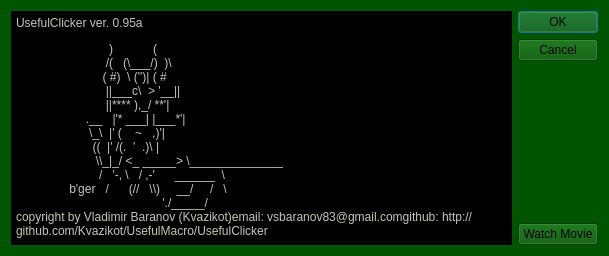
Qt form UsefulClicker/ui/aboutbox.ui (Kvazikot/UsefulMacro) before a commit.
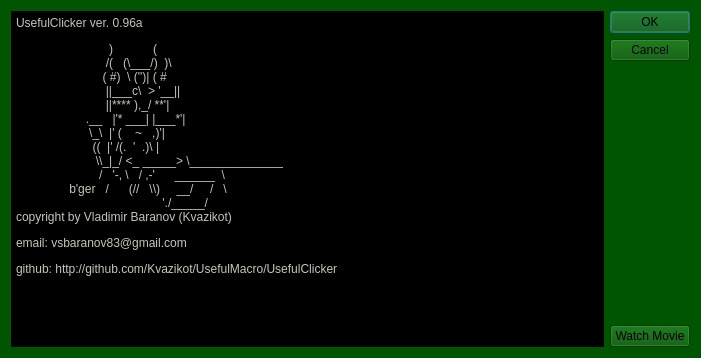
The same form after that commit.

Diff of the .ui file:
```diff
--- a/UsefulClicker/ui/aboutbox.ui
+++ b/UsefulClicker/ui/aboutbox.ui
@@ -6,8 +6,8 @@
    <rect>
     <x>0</x>
     <y>0</y>
-    <width>609</width>
-    <height>256</height>
+    <width>701</width>
+    <height>358</height>
    </rect>
   </property>
   <property name="windowTitle">
@@ -33,21 +33,25 @@
       <string>&lt;!DOCTYPE HTML PUBLIC &quot;-//W3C//DTD HTML 4.0//EN&quot; &quot;http://www.w3.org/TR/REC-html40/strict.dtd&quot;&gt;
 &lt;html&gt;&lt;head&gt;&lt;meta name=&quot;qrichtext&quot; content=&quot;1&quot; /&gt;&lt;meta charset=&quot;utf-8&quot; /&gt;&lt;style type=&quot;text/css&quot;&gt;
 p, li { white-space: pre-wrap; }
-&lt;/style&gt;&lt;/head&gt;&lt;body style=&quot; font-family:'Segoe UI'; font-size:9pt; font-weight:400; font-style:normal;&quot;&gt;
-&lt;p style=&quot; margin-top:0px; margin-bottom:0px; margin-left:0px; margin-right:0px; -qt-block-indent:0; text-indent:0px;&quot;&gt;&lt;span style=&quot; font-family:'Courier New';&quot;&gt;UsefulClicker ver. 0.95a&lt;/span&gt;&lt;/p&gt;
-&lt;p style=&quot; margin-top:12px; margin-bottom:0px; margin-left:0px; margin-right:0px; -qt-block-indent:0; text-indent:0px;&quot;&gt;&lt;span style=&quot; font-family:'Courier New';&quot;&gt;                            )            (&lt;/span&gt;&lt;/p&gt;
-&lt;p style=&quot; margin-top:0px; margin-bottom:0px; margin-left:0px; margin-right:0px; -qt-block-indent:0; text-indent:0px;&quot;&gt;&lt;span style=&quot; font-family:'Courier New';&quot;&gt;                           /(   (\___/)  )\&lt;/span&gt;&lt;/p&gt;
-&lt;p style=&quot; margin-top:0px; margin-bottom:0px; margin-left:0px; margin-right:0px; -qt-block-indent:0; text-indent:0px;&quot;&gt;&lt;span style=&quot; font-family:'Courier New';&quot;&gt;                          ( #)  \ ('')| ( #&lt;/span&gt;&lt;/p&gt;
-&lt;p style=&quot; margin-top:0px; margin-bottom:0px; margin-left:0px; margin-right:0px; -qt-block-indent:0; text-indent:0px;&quot;&gt;&lt;span style=&quot; font-family:'Courier New';&quot;&gt;                           ||___c\  &amp;gt; '__||&lt;/span&gt;&lt;/p&gt;
-&lt;p style=&quot; margin-top:0px; margin-bottom:0px; margin-left:0px; margin-right:0px; -qt-block-indent:0; text-indent:0px;&quot;&gt;&lt;span style=&quot; font-family:'Courier New';&quot;&gt;                           ||**** ),_/ **'|&lt;/span&gt;&lt;/p&gt;
-&lt;p style=&quot; margin-top:0px; margin-bottom:0px; margin-left:0px; margin-right:0px; -qt-block-indent:0; text-indent:0px;&quot;&gt;&lt;span style=&quot; font-family:'Courier New';&quot;&gt;                     .__   |'* ___| |___*'|&lt;/span&gt;&lt;/p&gt;
-&lt;p style=&quot; margin-top:0px; margin-bottom:0px; margin-left:0px; margin-right:0px; -qt-block-indent:0; text-indent:0px;&quot;&gt;&lt;span style=&quot; font-family:'Courier New';&quot;&gt;                      \_\  |' (    ~   ,)'|&lt;/span&gt;&lt;/p&gt;
-&lt;p style=&quot; margin-top:0px; margin-bottom:0px; margin-left:0px; margin-right:0px; -qt-block-indent:0; text-indent:0px;&quot;&gt;&lt;span style=&quot; font-family:'Courier New';&quot;&gt;                       ((  |' /(.  '  .)\ |&lt;/span&gt;&lt;/p&gt;
-&lt;p style=&quot; margin-top:0px; margin-bottom:0px; margin-left:0px; margin-right:0px; -qt-block-indent:0; text-indent:0px;&quot;&gt;&lt;span style=&quot; font-family:'Courier New';&quot;&gt;                        \\_|_/ &amp;lt;_ _____&amp;gt; \______________&lt;/span&gt;&lt;/p&gt;
-&lt;p style=&quot; margin-top:0px; margin-bottom:0px; margin-left:0px; margin-right:0px; -qt-block-indent:0; text-indent:0px;&quot;&gt;&lt;span style=&quot; font-family:'Courier New';&quot;&gt;                         /   '-, \   / ,-'      ______  \&lt;/span&gt;&lt;/p&gt;
-&lt;p style=&quot; margin-top:0px; margin-bottom:0px; margin-left:0px; margin-right:0px; -qt-block-indent:0; text-indent:0px;&quot;&gt;&lt;span style=&quot; font-family:'Courier New';&quot;&gt;                b'ger   /      (//   \\)     __/     /   \&lt;/span&gt;&lt;/p&gt;
-&lt;p style=&quot; margin-top:0px; margin-bottom:0px; margin-left:0px; margin-right:0px; -qt-block-indent:0; text-indent:0px;&quot;&gt;&lt;span style=&quot; font-family:'Courier New';&quot;&gt;                                            './_____/&lt;/span&gt;&lt;/p&gt;
-&lt;p style=&quot; margin-top:0px; margin-bottom:12px; margin-left:0px; margin-right:0px; -qt-block-indent:0; text-indent:0px;&quot;&gt;&lt;span style=&quot; font-family:'Courier New';&quot;&gt;copyright by Vladimir Baranov (Kvazikot)email: vsbaranov83@gmail.comgithub: http://github.com/Kvazikot/UsefulMacro/UsefulClicker&lt;/span&gt;&lt;/p&gt;&lt;/body&gt;&lt;/html&gt;</string>
+&lt;/style&gt;&lt;/head&gt;&lt;body style=&quot; font-family:'Segoe UI'; font-size:7.2pt; font-weight:400; font-style:normal;&quot;&gt;
+&lt;p style=&quot; margin-top:0px; margin-bottom:0px; margin-left:0px; margin-right:0px; -qt-block-indent:0; text-indent:0px;&quot;&gt;&lt;span style=&quot; font-family:'Courier New'; font-size:9pt;&quot;&gt;UsefulClicker ver. 0.96a&lt;/span&gt;&lt;/p&gt;
+&lt;p style=&quot; margin-top:12px; margin-bottom:0px; margin-left:0px; margin-right:0px; -qt-block-indent:0; text-indent:0px;&quot;&gt;&lt;span style=&quot; font-family:'Courier New'; font-size:9pt;&quot;&gt;                            )            (&lt;/span&gt;&lt;/p&gt;
+&lt;p style=&quot; margin-top:0px; margin-bottom:0px; margin-left:0px; margin-right:0px; -qt-block-indent:0; text-indent:0px;&quot;&gt;&lt;span style=&quot; font-family:'Courier New'; font-size:9pt;&quot;&gt;                           /(   (\___/)  )\&lt;/span&gt;&lt;/p&gt;
+&lt;p style=&quot; margin-top:0px; margin-bottom:0px; margin-left:0px; margin-right:0px; -qt-block-indent:0; text-indent:0px;&quot;&gt;&lt;span style=&quot; font-family:'Courier New'; font-size:9pt;&quot;&gt;                          ( #)  \ ('')| ( #&lt;/span&gt;&lt;/p&gt;
+&lt;p style=&quot; margin-top:0px; margin-bottom:0px; margin-left:0px; margin-right:0px; -qt-block-indent:0; text-indent:0px;&quot;&gt;&lt;span style=&quot; font-family:'Courier New'; font-size:9pt;&quot;&gt;                           ||___c\  &amp;gt; '__||&lt;/span&gt;&lt;/p&gt;
+&lt;p style=&quot; margin-top:0px; margin-bottom:0px; margin-left:0px; margin-right:0px; -qt-block-indent:0; text-indent:0px;&quot;&gt;&lt;span style=&quot; font-family:'Courier New'; font-size:9pt;&quot;&gt;                           ||**** ),_/ **'|&lt;/span&gt;&lt;/p&gt;
+&lt;p style=&quot; margin-top:0px; margin-bottom:0px; margin-left:0px; margin-right:0px; -qt-block-indent:0; text-indent:0px;&quot;&gt;&lt;span style=&quot; font-family:'Courier New'; font-size:9pt;&quot;&gt;                     .__   |'* ___| |___*'|&lt;/span&gt;&lt;/p&gt;
+&lt;p style=&quot; margin-top:0px; margin-bottom:0px; margin-left:0px; margin-right:0px; -qt-block-indent:0; text-indent:0px;&quot;&gt;&lt;span style=&quot; font-family:'Courier New'; font-size:9pt;&quot;&gt;                      \_\  |' (    ~   ,)'|&lt;/span&gt;&lt;/p&gt;
+&lt;p style=&quot; margin-top:0px; margin-bottom:0px; margin-left:0px; margin-right:0px; -qt-block-indent:0; text-indent:0px;&quot;&gt;&lt;span style=&quot; font-family:'Courier New'; font-size:9pt;&quot;&gt;                       ((  |' /(.  '  .)\ |&lt;/span&gt;&lt;/p&gt;
+&lt;p style=&quot; margin-top:0px; margin-bottom:0px; margin-left:0px; margin-right:0px; -qt-block-indent:0; text-indent:0px;&quot;&gt;&lt;span style=&quot; font-family:'Courier New'; font-size:9pt;&quot;&gt;                        \\_|_/ &amp;lt;_ _____&amp;gt; \______________&lt;/span&gt;&lt;/p&gt;
+&lt;p style=&quot; margin-top:0px; margin-bottom:0px; margin-left:0px; margin-right:0px; -qt-block-indent:0; text-indent:0px;&quot;&gt;&lt;span style=&quot; font-family:'Courier New'; font-size:9pt;&quot;&gt;                         /   '-, \   / ,-'      ______  \&lt;/span&gt;&lt;/p&gt;
+&lt;p style=&quot; margin-top:0px; margin-bottom:0px; margin-left:0px; margin-right:0px; -qt-block-indent:0; text-indent:0px;&quot;&gt;&lt;span style=&quot; font-family:'Courier New'; font-size:9pt;&quot;&gt;                b'ger   /      (//   \\)     __/     /   \&lt;/span&gt;&lt;/p&gt;
+&lt;p style=&quot; margin-top:0px; margin-bottom:0px; margin-left:0px; margin-right:0px; -qt-block-indent:0; text-indent:0px;&quot;&gt;&lt;span style=&quot; font-family:'Courier New'; font-size:9pt;&quot;&gt;                                            './_____/&lt;/span&gt;&lt;/p&gt;
+&lt;p style=&quot; margin-top:0px; margin-bottom:12px; margin-left:0px; margin-right:0px; -qt-block-indent:0; text-indent:0px;&quot;&gt;&lt;span style=&quot; font-family:'Courier New'; font-size:9pt;&quot;&gt;copyright by Vladimir Baranov (Kvazikot)&lt;/span&gt;&lt;/p&gt;
+&lt;p style=&quot; margin-top:0px; margin-bottom:12px; margin-left:0px; margin-right:0px; -qt-block-indent:0; text-indent:0px;&quot;&gt;&lt;span style=&quot; font-family:'Courier New'; font-size:9pt;&quot;&gt;email: vsbaranov83@gmail.com&lt;/span&gt;&lt;/p&gt;
+&lt;p style=&quot; margin-top:0px; margin-bottom:12px; margin-left:0px; margin-right:0px; -qt-block-indent:0; text-indent:0px;&quot;&gt;&lt;span style=&quot; font-family:'Courier New'; font-size:9pt;&quot;&gt;github: http://github.com/Kvazikot/UsefulMacro/UsefulClicker&lt;/span&gt;&lt;/p&gt;
+&lt;p style=&quot;-qt-paragraph-type:empty; margin-top:0px; margin-bottom:12px; margin-left:0px; margin-right:0px; -qt-block-indent:0; text-indent:0px; font-family:'Courier New'; font-size:9pt;&quot;&gt;&lt;br /&gt;&lt;/p&gt;
+&lt;p style=&quot;-qt-paragraph-type:empty; margin-top:0px; margin-bottom:12px; margin-left:0px; margin-right:0px; -qt-block-indent:0; text-indent:0px; font-family:'Courier New'; font-size:9pt;&quot;&gt;&lt;br /&gt;&lt;/p&gt;&lt;/body&gt;&lt;/html&gt;</string>
      </property>
     </widget>
    </item>
```
